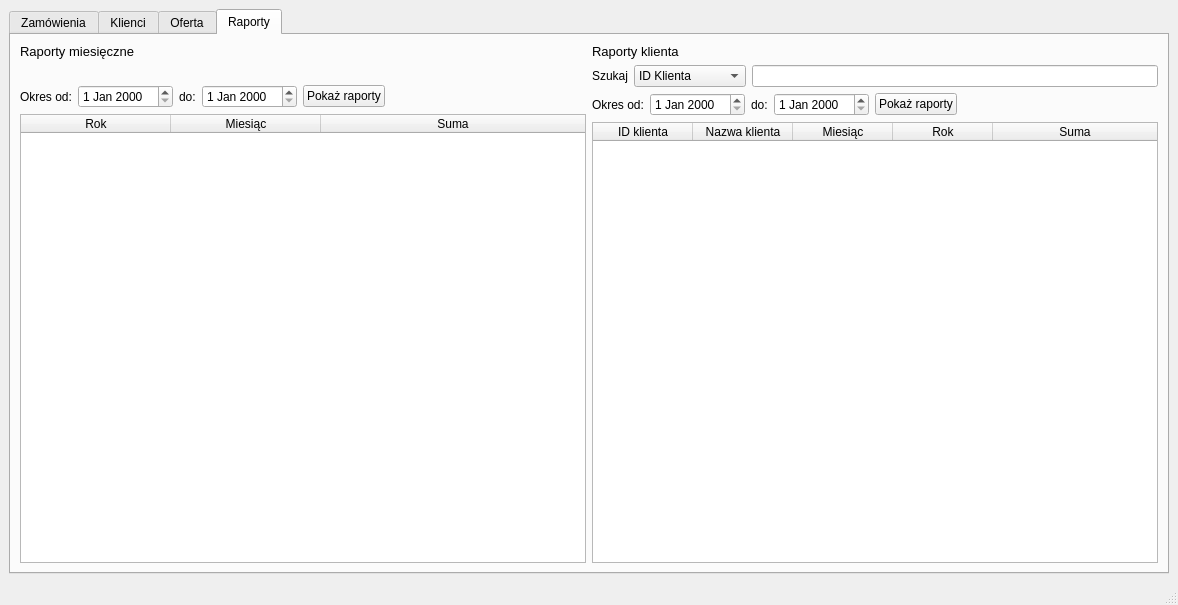
This is app/ui/mainwindow.ui in HBuczynski/Fabryka_okien as Qt 5 draws it before an edit. The edited form follows.
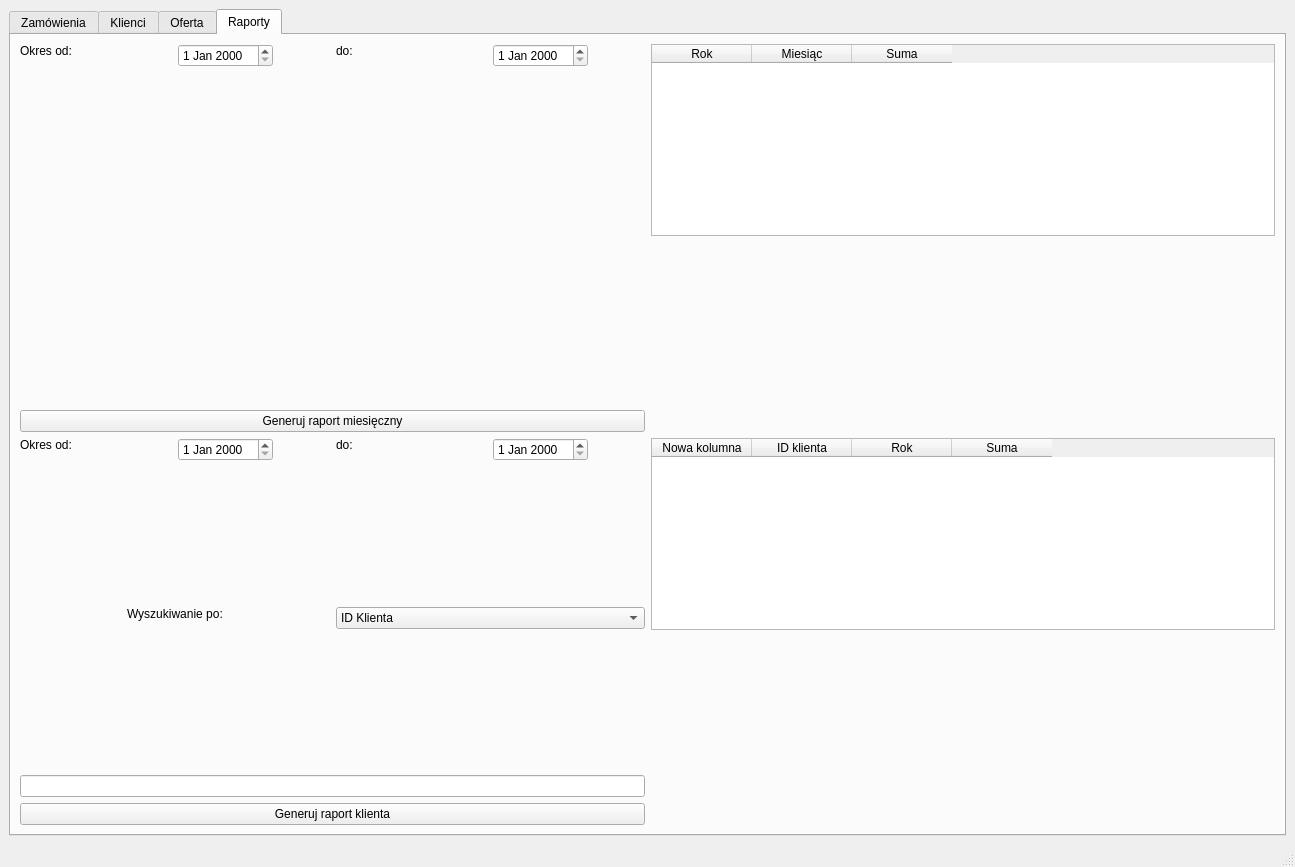
This is the edited form. The open tabs and pages were chosen to show the change.

Commit message: Added methods to order buttons.

What changed in the file:
```diff
--- a/app/ui/mainwindow.ui
+++ b/app/ui/mainwindow.ui
@@ -6,8 +6,8 @@
    <rect>
     <x>0</x>
     <y>0</y>
-    <width>1178</width>
-    <height>605</height>
+    <width>1295</width>
+    <height>867</height>
    </rect>
   </property>
   <property name="windowTitle">
@@ -524,14 +524,36 @@
          </attribute>
          <layout class="QGridLayout" name="gridLayout_3">
           <item row="0" column="0">
-           <widget class="QLabel" name="offerTreeViewLabel">
-            <property name="text">
-             <string>Dostępne modele:</string>
-            </property>
-           </widget>
-          </item>
-          <item row="1" column="0">
-           <widget class="QTreeView" name="offerTreeView"/>
+           <layout class="QHBoxLayout" name="horizontalLayout_2" stretch="1,2">
+            <item>
+             <layout class="QVBoxLayout" name="verticalLayout_3">
+              <item>
+               <widget class="QLabel" name="label_5">
+                <property name="text">
+                 <string>Dostępne modele:</string>
+                </property>
+               </widget>
+              </item>
+              <item>
+               <widget class="QListView" name="listView"/>
+              </item>
+             </layout>
+            </item>
+            <item>
+             <layout class="QVBoxLayout" name="verticalLayout_2">
+              <item>
+               <widget class="QLabel" name="label_6">
+                <property name="text">
+                 <string>Segmenty dostępne w ramach wybranego modelu:</string>
+                </property>
+               </widget>
+              </item>
+              <item>
+               <widget class="QTreeView" name="treeView"/>
+              </item>
+             </layout>
+            </item>
+           </layout>
           </item>
          </layout>
         </widget>
@@ -540,287 +562,202 @@
           <string>Raporty</string>
          </attribute>
          <layout class="QGridLayout" name="gridLayout_5">
-          <item row="0" column="0">
-           <layout class="QVBoxLayout" name="montReportLayout">
-            <item>
-             <widget class="QLabel" name="label_6">
-              <property name="font">
-               <font>
-                <pointsize>10</pointsize>
-               </font>
-              </property>
-              <property name="text">
-               <string>Raporty miesięczne</string>
-              </property>
-             </widget>
-            </item>
-            <item>
-             <spacer name="verticalSpacer">
-              <property name="orientation">
-               <enum>Qt::Vertical</enum>
-              </property>
-              <property name="sizeType">
-               <enum>QSizePolicy::Fixed</enum>
-              </property>
-              <property name="sizeHint" stdset="0">
-               <size>
-                <width>20</width>
-                <height>20</height>
-               </size>
-              </property>
-             </spacer>
-            </item>
-            <item>
-             <layout class="QHBoxLayout" name="monthReportDateSearchLayout">
-              <item>
-               <widget class="QLabel" name="monthReportStartLabel">
-                <property name="text">
-                 <string>Okres od:</string>
-                </property>
-               </widget>
-              </item>
-              <item>
-               <widget class="QDateEdit" name="monthReportStartDateEdit"/>
-              </item>
-              <item>
-               <widget class="QLabel" name="monthReportEndLabel">
-                <property name="text">
-                 <string>do:</string>
-                </property>
-               </widget>
-              </item>
-              <item>
-               <widget class="QDateEdit" name="monthReportEndDateEdit"/>
-              </item>
-              <item>
-               <widget class="QPushButton" name="monthReportShowButton">
-                <property name="text">
-                 <string>Pokaż raporty</string>
-                </property>
-               </widget>
-              </item>
-              <item>
-               <spacer name="horizontalSpacer_4">
-                <property name="orientation">
-                 <enum>Qt::Horizontal</enum>
-                </property>
-                <property name="sizeHint" stdset="0">
-                 <size>
-                  <width>40</width>
-                  <height>20</height>
-                 </size>
-                </property>
-               </spacer>
-              </item>
-             </layout>
-            </item>
-            <item>
-             <widget class="QTableWidget" name="monthReportTable">
-              <property name="sortingEnabled">
-               <bool>true</bool>
-              </property>
-              <attribute name="horizontalHeaderCascadingSectionResizes">
-               <bool>true</bool>
-              </attribute>
-              <attribute name="horizontalHeaderDefaultSectionSize">
-               <number>150</number>
-              </attribute>
-              <attribute name="horizontalHeaderMinimumSectionSize">
-               <number>50</number>
-              </attribute>
-              <attribute name="horizontalHeaderStretchLastSection">
-               <bool>true</bool>
-              </attribute>
-              <attribute name="verticalHeaderCascadingSectionResizes">
-               <bool>true</bool>
-              </attribute>
-              <attribute name="verticalHeaderDefaultSectionSize">
-               <number>40</number>
-              </attribute>
-              <attribute name="verticalHeaderShowSortIndicator" stdset="0">
-               <bool>true</bool>
-              </attribute>
-              <attribute name="verticalHeaderStretchLastSection">
-               <bool>true</bool>
-              </attribute>
-              <column>
-               <property name="text">
-                <string>Rok</string>
-               </property>
-              </column>
-              <column>
-               <property name="text">
-                <string>Miesiąc</string>
-               </property>
-              </column>
-              <column>
-               <property name="text">
-                <string>Suma</string>
-               </property>
-              </column>
-             </widget>
-            </item>
-           </layout>
-          </item>
           <item row="0" column="1">
-           <layout class="QVBoxLayout" name="clientReportLayout">
+           <layout class="QHBoxLayout" name="horizontalLayout_3">
             <item>
-             <widget class="QLabel" name="label_7">
-              <property name="font">
-               <font>
-                <pointsize>10</pointsize>
-               </font>
-              </property>
+             <layout class="QVBoxLayout" name="verticalLayout_7">
+              <item alignment="Qt::AlignTop">
+               <widget class="QTableWidget" name="tableWidget_2">
+                <column>
+                 <property name="text">
+                  <string>Rok</string>
+                 </property>
+                </column>
+                <column>
+                 <property name="text">
+                  <string>Miesiąc</string>
+                 </property>
+                </column>
+                <column>
+                 <property name="text">
+                  <string>Suma</string>
+                 </property>
+                </column>
+               </widget>
+              </item>
+              <item alignment="Qt::AlignTop">
+               <widget class="QTableWidget" name="tableWidget_4">
+                <column>
+                 <property name="text">
+                  <string>Nowa kolumna</string>
+                 </property>
+                </column>
+                <column>
+                 <property name="text">
+                  <string>ID klienta</string>
+                 </property>
+                </column>
+                <column>
+                 <property name="text">
+                  <string>Rok</string>
+                 </property>
+                </column>
+                <column>
+                 <property name="text">
+                  <string>Suma</string>
+                 </property>
+                </column>
+               </widget>
+              </item>
+             </layout>
+            </item>
+           </layout>
+          </item>
+          <item row="0" column="0">
+           <layout class="QVBoxLayout" name="verticalLayout_4">
+            <property name="sizeConstraint">
+             <enum>QLayout::SetMinimumSize</enum>
+            </property>
+            <item>
+             <layout class="QVBoxLayout" name="verticalLayout_10">
+              <item>
+               <layout class="QHBoxLayout" name="horizontalLayout_7">
+                <property name="sizeConstraint">
+                 <enum>QLayout::SetMinimumSize</enum>
+                </property>
+                <item alignment="Qt::AlignTop">
+                 <widget class="QLabel" name="label_7">
+                  <property name="text">
+                   <string>Okres od:</string>
+                  </property>
+                 </widget>
+                </item>
+                <item alignment="Qt::AlignLeft|Qt::AlignTop">
+                 <widget class="QDateEdit" name="dateEdit_4"/>
+                </item>
+                <item alignment="Qt::AlignLeft|Qt::AlignTop">
+                 <widget class="QLabel" name="label_8">
+                  <property name="text">
+                   <string>do:</string>
+                  </property>
+                 </widget>
+                </item>
+                <item alignment="Qt::AlignLeft|Qt::AlignTop">
+                 <widget class="QDateEdit" name="dateEdit_3"/>
+                </item>
+               </layout>
+              </item>
+             </layout>
+            </item>
+            <item>
+             <widget class="QPushButton" name="Generuj_miesieczny">
               <property name="text">
-               <string>Raporty klienta</string>
+               <string>Generuj raport miesięczny</string>
               </property>
              </widget>
             </item>
             <item>
-             <layout class="QHBoxLayout" name="clientReportSearchLayout">
+             <layout class="QHBoxLayout" name="horizontalLayout_8">
               <item>
-               <widget class="QLabel" name="clientReportSearchLabel">
-                <property name="text">
-                 <string>Szukaj</string>
-                </property>
-               </widget>
-              </item>
-              <item>
-               <widget class="QComboBox" name="clientReportSearchComboBox">
+               <layout class="QVBoxLayout" name="verticalLayout_8">
                 <item>
-                 <property name="text">
-                  <string>ID Klienta</string>
-                 </property>
+                 <layout class="QHBoxLayout" name="horizontalLayout_9">
+                  <property name="sizeConstraint">
+                   <enum>QLayout::SetMinimumSize</enum>
+                  </property>
+                  <item alignment="Qt::AlignLeft|Qt::AlignTop">
+                   <widget class="QLabel" name="label_9">
+                    <property name="sizePolicy">
+                     <sizepolicy hsizetype="Minimum" vsizetype="Preferred">
+                      <horstretch>0</horstretch>
+                      <verstretch>0</verstretch>
+                     </sizepolicy>
+                    </property>
+                    <property name="text">
+                     <string>Okres od:</string>
+                    </property>
+                   </widget>
+                  </item>
+                  <item alignment="Qt::AlignLeft|Qt::AlignTop">
+                   <widget class="QDateEdit" name="dateEdit_6"/>
+                  </item>
+                  <item alignment="Qt::AlignLeft|Qt::AlignTop">
+                   <widget class="QLabel" name="label_10">
+                    <property name="sizePolicy">
+                     <sizepolicy hsizetype="Minimum" vsizetype="Preferred">
+                      <horstretch>0</horstretch>
+                      <verstretch>0</verstretch>
+                     </sizepolicy>
+                    </property>
+                    <property name="text">
+                     <string>do:</string>
+                    </property>
+                   </widget>
+                  </item>
+                  <item alignment="Qt::AlignLeft|Qt::AlignTop">
+                   <widget class="QDateEdit" name="dateEdit_5"/>
+                  </item>
+                 </layout>
                 </item>
                 <item>
-                 <property name="text">
-                  <string>Imię i nazwisko</string>
-                 </property>
+                 <layout class="QHBoxLayout" name="horizontalLayout_11">
+                  <property name="sizeConstraint">
+                   <enum>QLayout::SetMinimumSize</enum>
+                  </property>
+                  <item alignment="Qt::AlignHCenter|Qt::AlignTop">
+                   <widget class="QLabel" name="label_12">
+                    <property name="text">
+                     <string>Wyszukiwanie po:</string>
+                    </property>
+                   </widget>
+                  </item>
+                  <item alignment="Qt::AlignTop">
+                   <widget class="QComboBox" name="comboBox_2">
+                    <item>
+                     <property name="text">
+                      <string>ID Klienta</string>
+                     </property>
+                    </item>
+                    <item>
+                     <property name="text">
+                      <string>Imię i nazwisko</string>
+                     </property>
+                    </item>
+                    <item>
+                     <property name="text">
+                      <string>Nazwa firmy</string>
+                     </property>
+                    </item>
+                    <item>
+                     <property name="text">
+                      <string>PESEL</string>
+                     </property>
+                    </item>
+                    <item>
+                     <property name="text">
+                      <string>NIP</string>
+                     </property>
+                    </item>
+                   </widget>
+                  </item>
+                 </layout>
                 </item>
                 <item>
-                 <property name="text">
-                  <string>Nazwa firmy</string>
-                 </property>
+                 <widget class="QLineEdit" name="lineEdit_2">
+                  <property name="text">
+                   <string/>
+                  </property>
+                 </widget>
                 </item>
-                <item>
-                 <property name="text">
-                  <string>PESEL</string>
-                 </property>
-                </item>
-                <item>
-                 <property name="text">
-                  <string>NIP</string>
-                 </property>
-                </item>
-               </widget>
+               </layout>
               </item>
-              <item>
-               <widget class="QLineEdit" name="clientReportSearchLineEdit">
-                <property name="text">
-                 <string/>
-                </property>
-               </widget>
-              </item>
              </layout>
             </item>
             <item>
-             <layout class="QHBoxLayout" name="clientReportDateSearchLayout">
-              <item>
-               <widget class="QLabel" name="clientReportStartLabel">
-                <property name="sizePolicy">
-                 <sizepolicy hsizetype="Minimum" vsizetype="Preferred">
-                  <horstretch>0</horstretch>
-                  <verstretch>0</verstretch>
-                 </sizepolicy>
-                </property>
-                <property name="text">
-                 <string>Okres od:</string>
-                </property>
-               </widget>
-              </item>
-              <item>
-               <widget class="QDateEdit" name="clientReportStartDateEdit"/>
-              </item>
-              <item>
-               <widget class="QLabel" name="clientReportEndLabel">
-                <property name="sizePolicy">
-                 <sizepolicy hsizetype="Minimum" vsizetype="Preferred">
-                  <horstretch>0</horstretch>
-                  <verstretch>0</verstretch>
-                 </sizepolicy>
-                </property>
-                <property name="text">
-                 <string>do:</string>
-                </property>
-               </widget>
-              </item>
-              <item>
-               <widget class="QDateEdit" name="clientReportEndDateEdit"/>
-              </item>
-              <item>
-               <widget class="QPushButton" name="clientReportShowButton">
-                <property name="text">
-                 <string>Pokaż raporty</string>
-                </property>
-               </widget>
-              </item>
-              <item>
-               <spacer name="horizontalSpacer_5">
-                <property name="orientation">
-                 <enum>Qt::Horizontal</enum>
-                </property>
-                <property name="sizeHint" stdset="0">
-                 <size>
-                  <width>40</width>
-                  <height>20</height>
-                 </size>
-                </property>
-               </spacer>
-              </item>
-             </layout>
-            </item>
-            <item>
-             <widget class="QTableWidget" name="clientReportTable">
-              <attribute name="horizontalHeaderShowSortIndicator" stdset="0">
-               <bool>true</bool>
-              </attribute>
-              <attribute name="horizontalHeaderStretchLastSection">
-               <bool>true</bool>
-              </attribute>
-              <attribute name="verticalHeaderCascadingSectionResizes">
-               <bool>true</bool>
-              </attribute>
-              <attribute name="verticalHeaderShowSortIndicator" stdset="0">
-               <bool>true</bool>
-              </attribute>
-              <attribute name="verticalHeaderStretchLastSection">
-               <bool>true</bool>
-              </attribute>
-              <column>
-               <property name="text">
-                <string>ID klienta</string>
-               </property>
-              </column>
-              <column>
-               <property name="text">
-                <string>Nazwa klienta</string>
-               </property>
-              </column>
-              <column>
-               <property name="text">
-                <string>Miesiąc</string>
-               </property>
-              </column>
-              <column>
-               <property name="text">
-                <string>Rok</string>
-               </property>
-              </column>
-              <column>
-               <property name="text">
-                <string>Suma</string>
-               </property>
-              </column>
+             <widget class="QPushButton" name="Generuj_raport_klienta">
+              <property name="text">
+               <string>Generuj raport klienta</string>
+              </property>
              </widget>
             </item>
            </layout>
```
Left out of the diff: 10 changed lines with no effect on the pictures. The commit also changes 2 other files.
